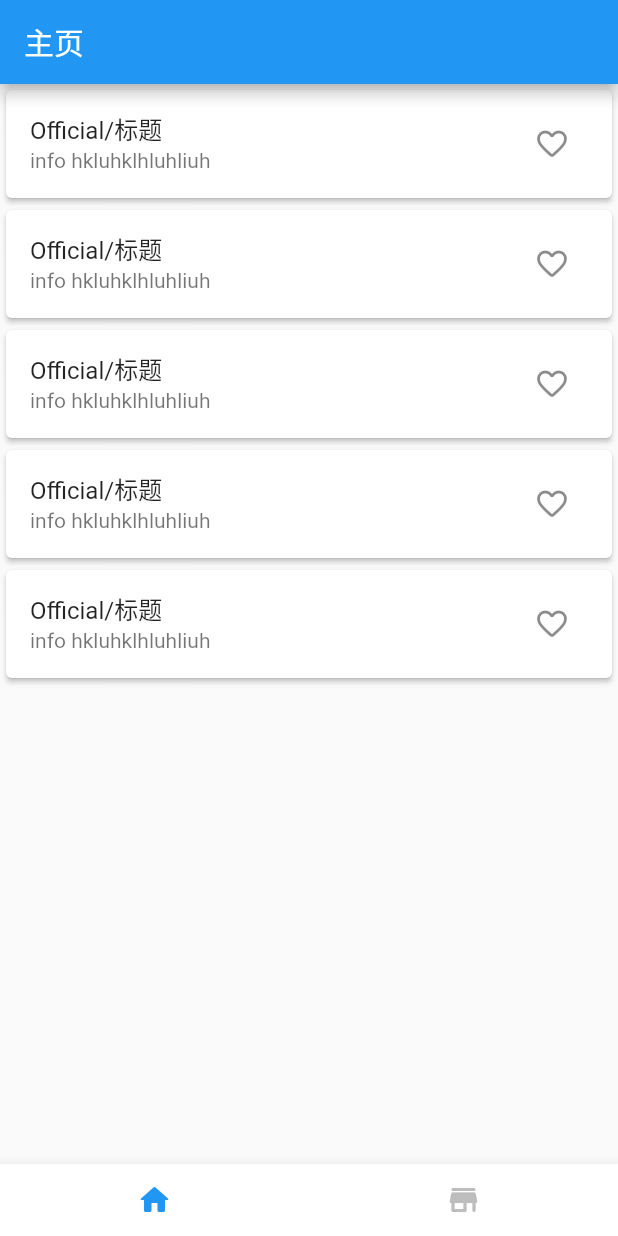
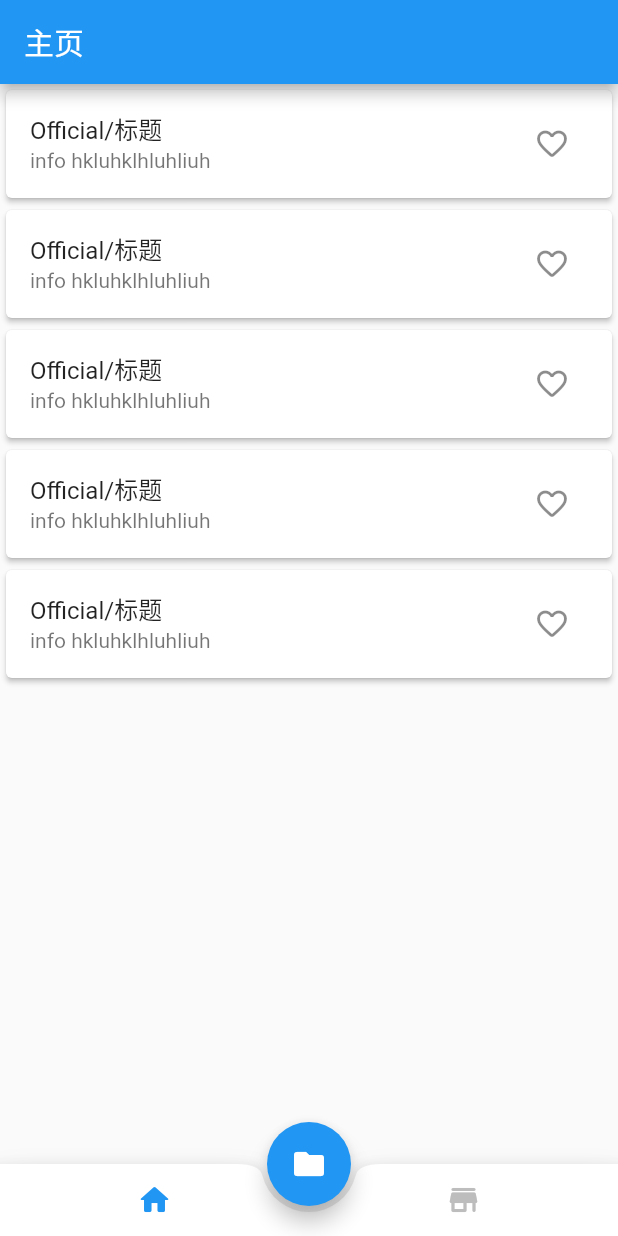
Before and after one commit to yang-lile/ddm_client, a Flutter app: the screen it shows after launch, on a phone screen of 412 x 824 dp. Run offline on Flutter 3.47's test engine with Material 2 defaults, Android fonts, the phone set to English and light mode, and no system bars; our stand-ins replace get, hive, hive_flutter; accounts and stored records are empty.

Commit message:
link route

```diff
--- a/lib/pages/main_page/main_page.dart
+++ b/lib/pages/main_page/main_page.dart
@@ -1,6 +1,7 @@
 import 'package:ddm_client/pages/main_page/bottom_app_bar_item.dart';
 import 'package:ddm_client/pages/main_page/rulers_list.dart';
 import 'package:ddm_client/pages/main_page/store_list.dart';
+import 'package:ddm_client/route/app_pages.dart';
 import 'package:flutter/material.dart';
 import 'package:get/get.dart';
 import 'page_state_controller.dart';
@@ -22,6 +23,13 @@ class MainPage extends StatelessWidget {
           StoreList(),
         ],
       ),
+      floatingActionButton: FloatingActionButton(
+        child: Icon(Icons.folder),
+        onPressed: () {
+          Get.toNamed(Routes.ROUTEPAGE, arguments: "path");
+        },
+      ),
+      floatingActionButtonLocation: FloatingActionButtonLocation.centerDocked,
       bottomNavigationBar: BottomAppBar(
         shape: CircularNotchedRectangle(),
         child: Row(
--- a/lib/pages/route_page.dart/route_page.dart
+++ b/lib/pages/route_page.dart/route_page.dart
@@ -1,7 +1,8 @@
 import 'package:flutter/material.dart';
+import 'package:get/get.dart';
 
 class RoutePage extends StatelessWidget {
-  const RoutePage({Key key}) : super(key: key);
+  final String _path = Get.arguments;
 
   @override
   Widget build(BuildContext context) {
@@ -10,7 +11,7 @@ class RoutePage extends StatelessWidget {
         title: Text('Route'),
       ),
       body: Center(
-        child: Text('FILES'),
+        child: Text(_path),
       ),
     );
   }
```
